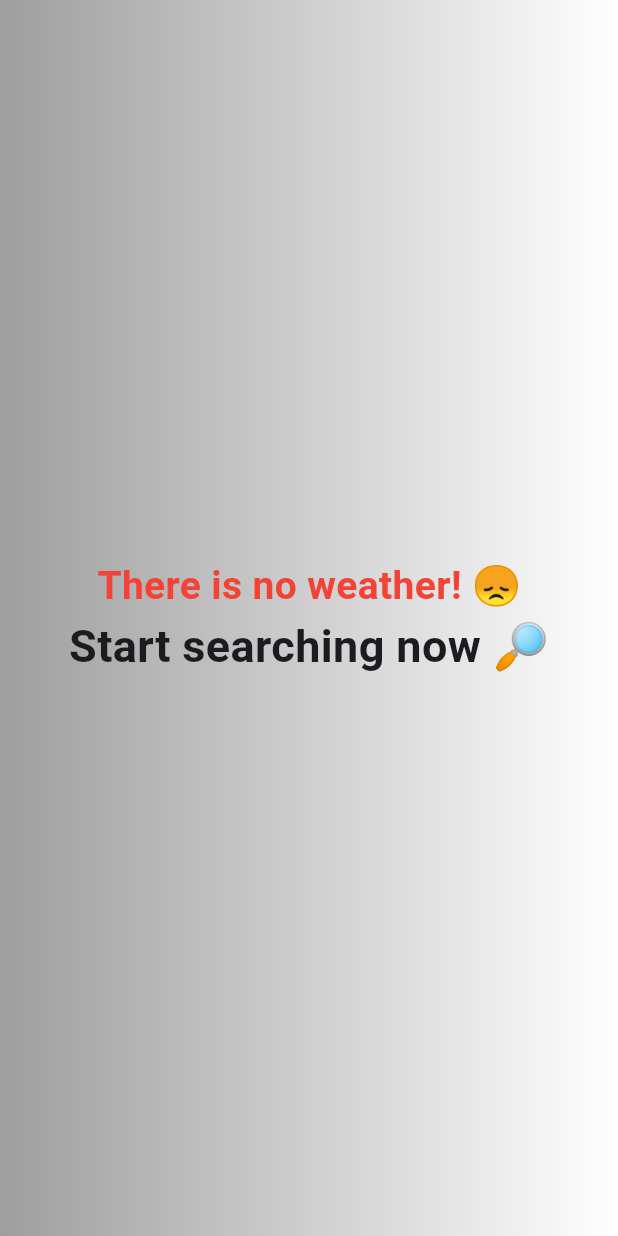
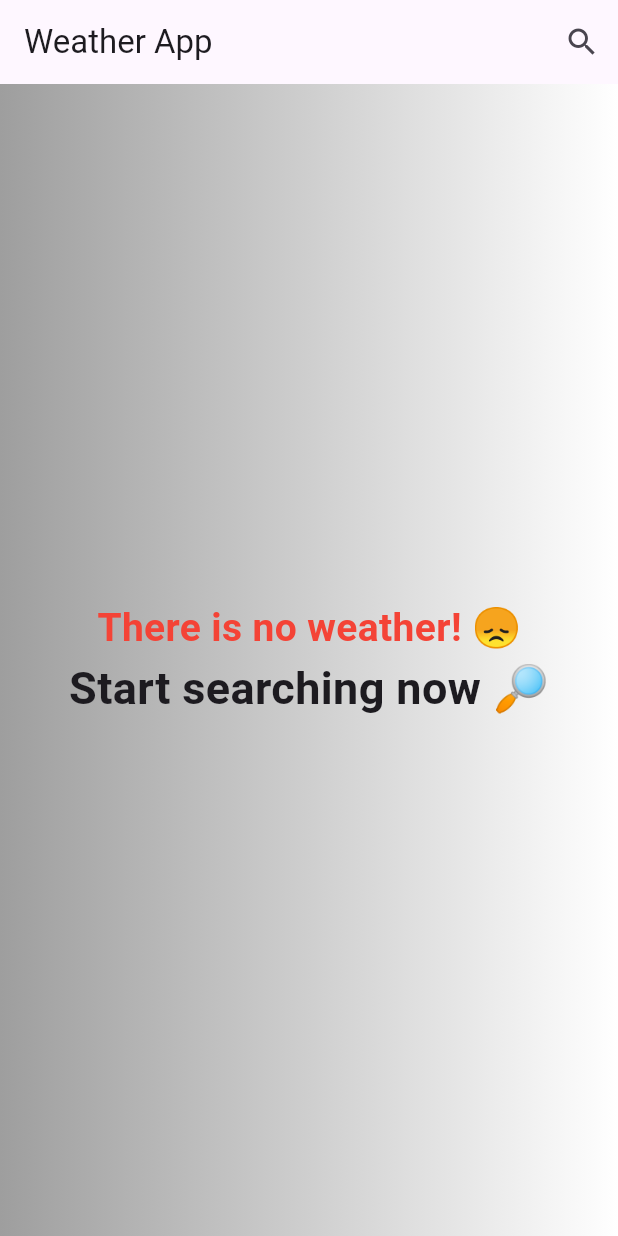
Before and after one commit to Zeina6699/WeatherApp1, a Flutter app: the screen it shows after launch, on a phone screen of 412 x 824 dp. Run offline on Flutter 3.47's test engine with Material 3 defaults, Android fonts, the phone set to English and light mode, and no system bars.

Commit message:
complete search textfield

```diff
--- a/lib/Screens/Home_Page.dart
+++ b/lib/Screens/Home_Page.dart
@@ -1,4 +1,5 @@
 import 'package:flutter/material.dart';
+import 'package:weather/Screens/Search_Page.dart';
 
 class HomePage extends StatelessWidget {
   const HomePage({super.key});
@@ -6,21 +7,24 @@ class HomePage extends StatelessWidget {
   @override
   Widget build(BuildContext context) {
     return Scaffold(
+      appBar: AppBar(
 
+        title:const Text("Weather App"),
+        actions: [
+        IconButton(
+          onPressed:(){Navigator.of(context).push(MaterialPageRoute(
+            builder:(context){return SearchPage();}));},
+          icon:const Icon( Icons.search))],)
 
-        body:  Container(
+        ,body:  Container(
 
-          decoration: BoxDecoration(
+          decoration:const BoxDecoration(
             gradient: LinearGradient(
               colors: [
               Colors.grey,
-
-
-                // اللون الأول
-                    // اللون الثاني
-                Colors.white  // اللون الثالث
+              Colors.white
               ])),
-          child: Center(
+          child:const Center(
             child: Column(
             mainAxisSize: MainAxisSize.min,
             children: [
```
Also changed, not shown: lib/Screens/Search_Page.dart (added, +33 -0 lines).
